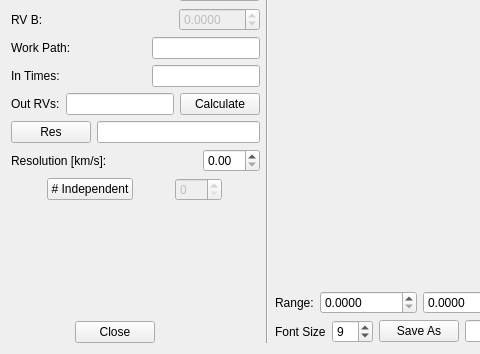
Qt form CroCo/rvcalc.ui (DPSablowski/croco) before a commit; both pictures show x 0 to 480 and y 292 to 646 of the 1267 by 646 pixel window.
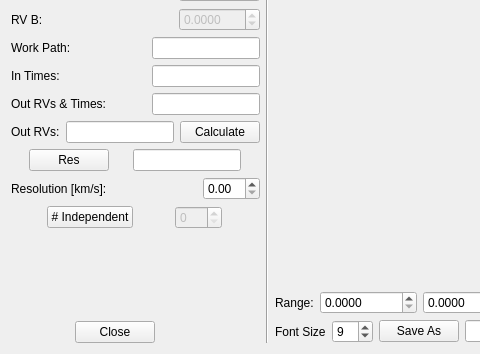
The same form after that commit. Custom widgets are drawn as their Qt base class.

```diff
--- a/CroCo/rvcalc.ui
+++ b/CroCo/rvcalc.ui
@@ -387,6 +387,27 @@
        </item>
       </layout>
      </item>
+     <item>
+      <layout class="QHBoxLayout" name="horizontalLayout_21">
+       <item>
+        <widget class="QLabel" name="label_7">
+         <property name="text">
+          <string>Out RVs &amp; Times:</string>
+         </property>
+        </widget>
+       </item>
+       <item>
+        <widget class="QLineEdit" name="lineEdit_9">
+         <property name="sizePolicy">
+          <sizepolicy hsizetype="Maximum" vsizetype="Fixed">
+           <horstretch>0</horstretch>
+           <verstretch>0</verstretch>
+          </sizepolicy>
+         </property>
+        </widget>
+       </item>
+      </layout>
+     </item>
      <item>
       <layout class="QHBoxLayout" name="horizontalLayout_17">
        <item>
@@ -439,7 +460,7 @@
        <item>
         <widget class="QLineEdit" name="lineEdit_8">
          <property name="sizePolicy">
-          <sizepolicy hsizetype="Preferred" vsizetype="Fixed">
+          <sizepolicy hsizetype="Maximum" vsizetype="Fixed">
            <horstretch>0</horstretch>
            <verstretch>0</verstretch>
           </sizepolicy>
```
